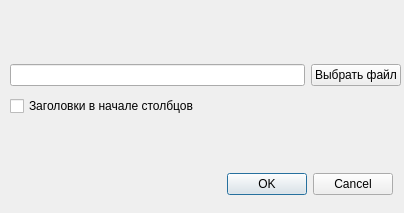
Old version of the form source/DialogForms/InputsForms/inputsampledialog.ui in the repository Oginsky/MathStat.
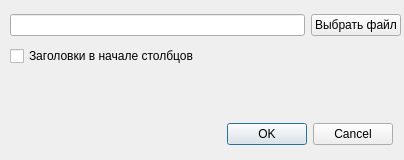
New version of the form.

The edit to the form file:
```diff
--- a/source/DialogForms/InputsForms/inputsampledialog.ui
+++ b/source/DialogForms/InputsForms/inputsampledialog.ui
@@ -7,7 +7,7 @@
     <x>0</x>
     <y>0</y>
     <width>404</width>
-    <height>213</height>
+    <height>160</height>
    </rect>
   </property>
   <property name="windowTitle">
@@ -16,9 +16,9 @@
   <widget class="QDialogButtonBox" name="buttonBox">
    <property name="geometry">
     <rect>
-     <x>200</x>
-     <y>170</y>
-     <width>193</width>
+     <x>182</x>
+     <y>120</y>
+     <width>211</width>
      <height>28</height>
     </rect>
    </property>
@@ -33,7 +33,7 @@
    <property name="geometry">
     <rect>
      <x>10</x>
-     <y>60</y>
+     <y>10</y>
      <width>391</width>
      <height>61</height>
     </rect>
```
